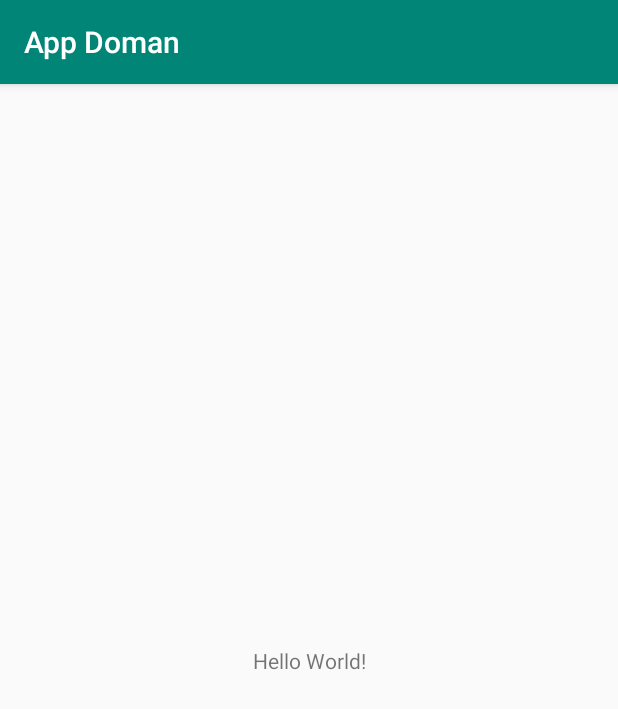
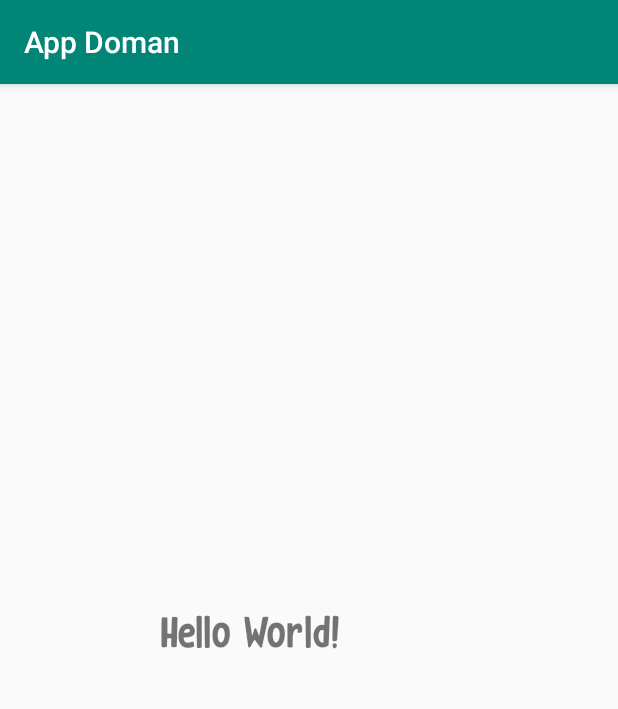
Before and after one commit to CristhianCanar/App-Doman, an Android app: the screen it shows after launch (MainActivity), on a phone screen of 412 x 824 dp. Shown: the top 709 px of the screen. Run offline under Robolectric (Android 15) with nearby library versions, the phone set to English and light mode, and no system bars.

Commit message:
Se agrega fuente

```diff
--- a/app/src/main/AndroidManifest.xml
+++ b/app/src/main/AndroidManifest.xml
@@ -9,7 +9,7 @@
         android:roundIcon="@mipmap/ic_launcher_round"
         android:supportsRtl="true"
         android:theme="@style/AppTheme">
-        <activity android:name=".MainActivity">
+        <activity android:name=".control.MainActivity">
             <intent-filter>
                 <action android:name="android.intent.action.MAIN" />
 
--- a/app/src/main/java/com/senasoft/appdoman/MainActivity.java
+++ b/app/src/main/java/com/senasoft/appdoman/control/MainActivity.java
@@ -1,8 +1,10 @@
-package com.senasoft.appdoman;
+package com.senasoft.appdoman.control;
 
 import androidx.appcompat.app.AppCompatActivity;
 
 import android.os.Bundle;
+
+import com.senasoft.appdoman.R;
 
 public class MainActivity extends AppCompatActivity {
 
--- a/app/src/main/res/layout/activity_main.xml
+++ b/app/src/main/res/layout/activity_main.xml
@@ -4,12 +4,14 @@
     xmlns:tools="http://schemas.android.com/tools"
     android:layout_width="match_parent"
     android:layout_height="match_parent"
-    tools:context=".MainActivity">
+    tools:context=".control.MainActivity">
 
     <TextView
-        android:layout_width="wrap_content"
-        android:layout_height="wrap_content"
+        android:layout_width="199dp"
+        android:layout_height="72dp"
+        android:fontFamily="@font/instantharmony"
         android:text="Hello World!"
+        android:textSize="30dp"
         app:layout_constraintBottom_toBottomOf="parent"
         app:layout_constraintLeft_toLeftOf="parent"
         app:layout_constraintRight_toRightOf="parent"
```
Also changed, not shown: app/src/main/res/font/instantharmony.otf (added).
